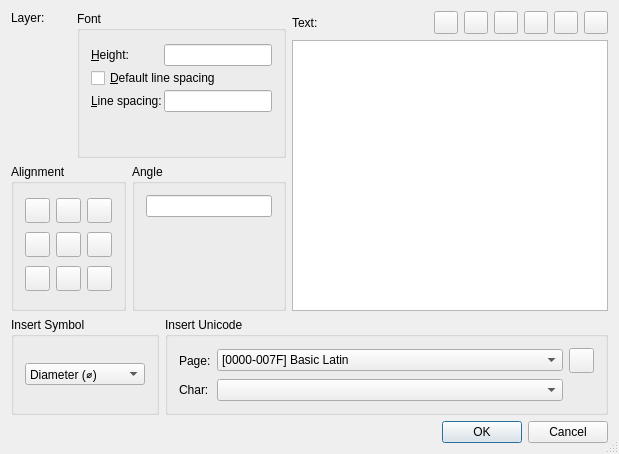
LibreCAD/LibreCAD, file librecad/src/ui/forms/qg_dlgmtext.ui: the form before one commit.
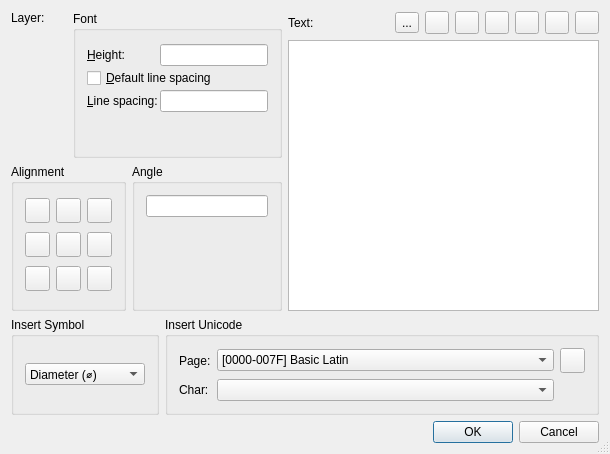
The form after the commit. Icons and pictures are not drawn. Custom widgets are drawn as their Qt base class.

Commit message: Issue #1105 - improvements to the font conversion dialog - Add the new "Convert Fonts" button to Text and MText dialogs - Add "fontFamily" property to RS_Font - Fixed zoom panning bug which prevented the cursor from being reset

Patch:
```diff
--- a/librecad/src/ui/forms/qg_dlgmtext.ui
+++ b/librecad/src/ui/forms/qg_dlgmtext.ui
@@ -6,7 +6,7 @@
    <rect>
     <x>0</x>
     <y>0</y>
-    <width>619</width>
+    <width>610</width>
     <height>454</height>
    </rect>
   </property>
@@ -537,12 +537,23 @@
            </property>
            <property name="sizeHint" stdset="0">
             <size>
-             <width>110</width>
+             <width>75</width>
              <height>20</height>
             </size>
            </property>
           </spacer>
          </item>
+         <item>
+          <widget class="QToolButton" name="btConvertFonts">
+           <property name="text">
+            <string>...</string>
+           </property>
+           <property name="icon">
+            <iconset resource="../../../res/icons/icons.qrc">
+             <normaloff>:/icons/add_font.svg</normaloff>:/icons/add_font.svg</iconset>
+           </property>
+          </widget>
+         </item>
          <item>
           <widget class="QToolButton" name="bClear">
            <property name="toolTip">
```
Left out of the diff: 127 changed lines with no effect on the pictures. The commit also changes 16 other files.
